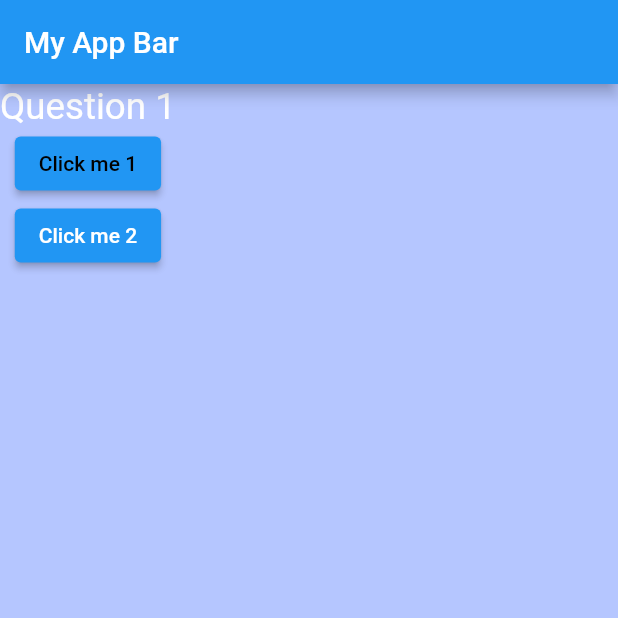
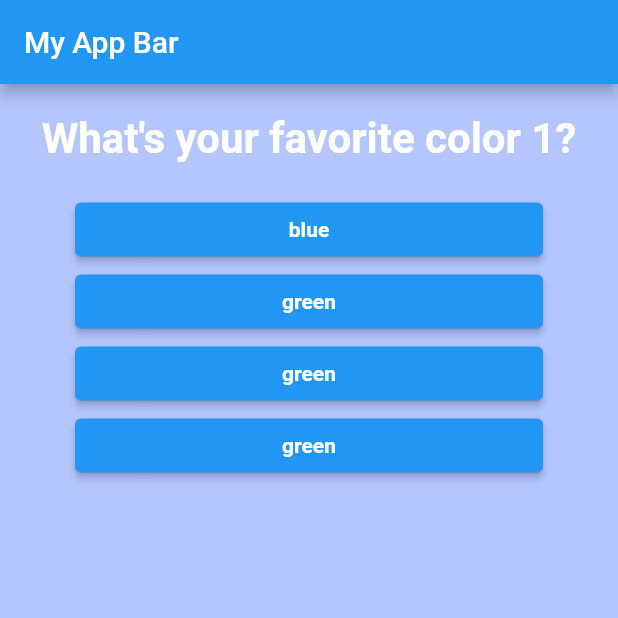
Before and after one commit to cristian2213/learning-flutter, a Flutter app: the screen it shows after launch, on a phone screen of 412 x 824 dp, the top half of it. Run offline on Flutter 3.47's test engine with Material 2 defaults, Android fonts, the light colour scheme and no system bars.

Commit message:
:sparkles: First lesson finished.

```diff
--- /dev/null
+++ b/first_app_01/lib/answer.dart
@@ -0,0 +1,41 @@
+// ignore_for_file: prefer_const_constructors
+import 'package:flutter/material.dart';
+
+class Answer extends StatelessWidget {
+  final VoidCallback _answeredQuestion;
+  final String answerText;
+
+  Answer(this._answeredQuestion, this.answerText);
+
+  @override
+  Widget build(BuildContext context) {
+    return Container(
+        width: double.infinity, // 100%
+        padding: EdgeInsets.only(
+          right: 50,
+          left: 50,
+        ),
+        /* REVIEW RaisedButton (OLD) */
+        child: ElevatedButton(
+          child: Text(
+            answerText,
+            style: TextStyle(
+              fontWeight: FontWeight.bold,
+            ),
+          ),
+          onPressed: _answeredQuestion,
+          style: ButtonStyle(
+            backgroundColor:
+                MaterialStateProperty.all(Colors.blue), // LIKE AN ENUM
+            foregroundColor: MaterialStateProperty.all(
+              Colors.white,
+            ),
+          ),
+          /* REVIEW ANOTHER WAY TO GIVE STYLES TO THIS BUTTTON */
+          // style: ElevatedButton.styleFrom(
+          //   primary: Colors.orange, // background
+          //   onPrimary: Colors.white, //
+          // )),
+        ));
+  }
+}
--- a/first_app_01/lib/main.dart
+++ b/first_app_01/lib/main.dart
@@ -1,10 +1,9 @@
 // ignore_for_file: prefer_const_constructors
 
 import 'package:flutter/material.dart';
-
-// void main() {
-//   runApp(MyApp());
-// }
+import 'dart:math';
+import './quiz.dart';
+import './result.dart';
 
 void main() => runApp(MyApp());
 
@@ -18,17 +17,58 @@ class MyApp extends StatefulWidget {
 // THE SAME NAME OF THE CLASS BUT WITH THE PREFIX TO THE END OF "State" AND IS TO IMPORTANT EXTENDS FROM THE MYAPP CLASS, BECAUSE IT IS THE LINK BETWEEN THE STATE AND THE WIDGET.
 class _MyAppState extends State<MyApp> {
   var _questionIndex = 0; // PRIVATE PROPERTY
+  var _totalScore = 0;
+  //const questionIndex = const [];
+  final buttonOptions = ['blue', 'red', 'green', 'white'];
+  final random = Random();
+  final List<Map<String, dynamic>> _questions = [];
 
-  void answeredQuestion() {
+  _MyAppState() {
+    for (var i = 1; i < 4; i++) {
+      _questions.add({
+        'questionText': "What's your favorite color $i?",
+        'answers': [
+          {
+            'text': buttonOptions[random.nextInt(buttonOptions.length)],
+            'score': random.nextInt(16),
+          },
+          {
+            'text': buttonOptions[random.nextInt(buttonOptions.length)],
+            'score': random.nextInt(16),
+          },
+          {
+            'text': buttonOptions[random.nextInt(buttonOptions.length)],
+            'score': random.nextInt(16),
+          },
+          {
+            'text': buttonOptions[random.nextInt(buttonOptions.length)],
+            'score': random.nextInt(16),
+          },
+        ]
+      });
+    }
+  }
+
+  // LIFTING THE STATE UP
+  void _answeredQuestion(int score) {
+    _totalScore += score;
+    // if (_questionIndex < _questions.length) {
     setState(() {
       _questionIndex = _questionIndex + 1;
     });
-    print(_questionIndex);
+    // }
+  }
+
+  void _resetQuiz() {
+    setState(() {
+      _questionIndex = 0;
+      _totalScore = 0;
+    });
   }
 
   @override
   Widget build(BuildContext context) {
-    var questions = ['Question 1', 'Question 2', 'Question 3', 'Question 4'];
+    // NOTE ALL EXECUTED HERE IS RE-BUILT EACH TIME THAT THE STATE CHANGES
     return MaterialApp(
       home: Scaffold(
         appBar: AppBar(
@@ -39,33 +79,13 @@ class _MyAppState extends State<MyApp> {
             ),
           ),
         ),
-        body: Column(children: <Widget>[
-          Text(
-            questions[_questionIndex],
-            style: TextStyle(
-              color: Color.fromARGB(255, 255, 255, 255),
-              fontSize: 24.5,
-            ),
-          ),
-          ElevatedButton(
-            onPressed: answeredQuestion,
-            child: Text(
-              'Click me 1',
-              style: TextStyle(
-                color: Color.fromARGB(255, 0, 0, 0),
-              ),
-            ),
-          ),
-          ElevatedButton(
-            onPressed: answeredQuestion,
-            child: Text(
-              'Click me 2',
-              style: TextStyle(
-                color: Color.fromARGB(255, 255, 255, 255),
-              ),
-            ),
-          ),
-        ]),
+        body: _questionIndex < _questions.length
+            ? Quiz(
+                answeredQuestion: _answeredQuestion,
+                questions: _questions,
+                questionIndex: _questionIndex,
+              )
+            : Result(resultScore: _totalScore, resetQuiz: _resetQuiz),
         backgroundColor: Color.fromARGB(113, 87, 126, 255),
       ),
     );
--- /dev/null
+++ b/first_app_01/lib/question.dart
@@ -0,0 +1,28 @@
+// ignore_for_file: prefer_const_constructors
+import 'package:flutter/material.dart';
+
+class Question extends StatelessWidget {
+  final String questionText;
+
+  Question(this.questionText);
+
+  @override
+  Widget build(BuildContext context) {
+    return Container(
+      width: double.infinity,
+      margin: EdgeInsets.only(
+        top: 20,
+        bottom: 20,
+      ),
+      child: Text(
+        questionText,
+        style: TextStyle(
+          color: Color.fromARGB(255, 255, 255, 255),
+          fontSize: 28,
+          fontWeight: FontWeight.bold,
+        ),
+        textAlign: TextAlign.center,
+      ),
+    );
+  }
+}
--- /dev/null
+++ b/first_app_01/lib/quiz.dart
@@ -0,0 +1,29 @@
+import 'package:flutter/material.dart';
+
+import './answer.dart';
+import './question.dart';
+
+class Quiz extends StatelessWidget {
+  final Function answeredQuestion;
+  final List questions;
+  final int questionIndex;
+
+  Quiz(
+      {required this.answeredQuestion,
+      required this.questions,
+      required this.questionIndex});
+
+  @override
+  Widget build(BuildContext context) {
+    return Column(children: <Widget>[
+      Question(
+        questions[questionIndex]['questionText'],
+      ),
+      ...(questions[questionIndex]['answers'] as List<Map<String, Object>>)
+          .map((answere) {
+        return Answer(() => answeredQuestion(answere['score']),
+            answere['text'] as String);
+      }).toList(),
+    ]);
+  }
+}
```
Also changed, not shown: first_app_01/dart-notes.txt (+14 -0 lines), first_app_01/lib/result.dart (added, +58 -0 lines).
